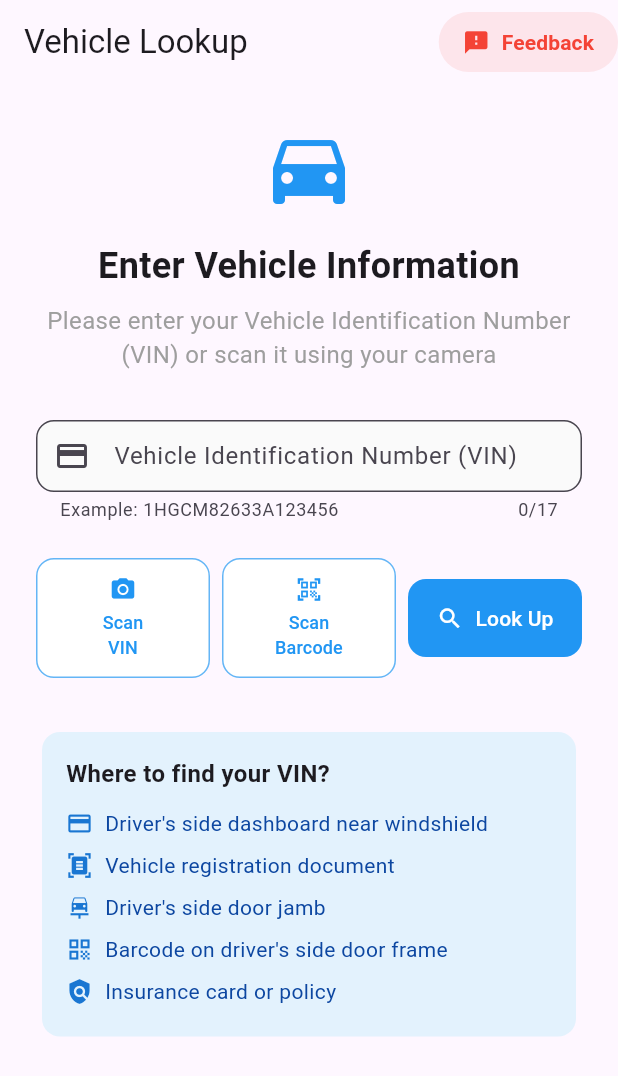
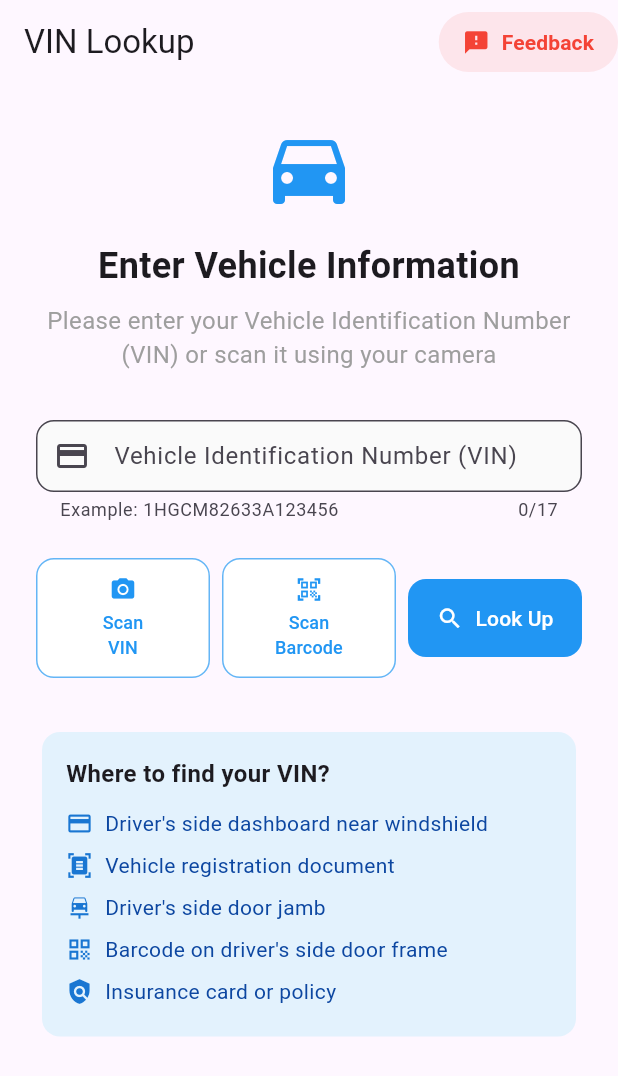
Before and after one commit to rayboorsma1960/vin_lookup, a Flutter app: the screen it shows after launch, on a phone screen of 412 x 824 dp. Shown: the top 1076 px of the screen. Run offline on Flutter 3.47's test engine with Material 3 defaults, Android fonts, the phone set to English and light mode, and no system bars; our stand-ins replace connectivity_plus, image_picker; missing offline and left inert: barcode_scan2, google_mlkit_text_recognition.

Commit message:
vin error message bug corrected

```diff
--- a/lib/features/vin_lookup/vin_input_screen.dart
+++ b/lib/features/vin_lookup/vin_input_screen.dart
@@ -33,7 +33,7 @@ class _VinInputScreenState extends State<VinInputScreen> {
   Widget build(BuildContext context) {
     return Scaffold(
       appBar: AppBar(
-        title: const Text('Vehicle Lookup'),
+        title: const Text('VIN Lookup'),
         elevation: 0,
         actions: [
           TextButton.icon(
@@ -387,6 +387,7 @@ class _VinInputScreenState extends State<VinInputScreen> {
             setState(() {
               _vinController.text = potentialVin;
               _errorMessage = null;
+              _formKey.currentState?.validate();  // Add this line
             });
             return;
           }
@@ -515,6 +516,7 @@ class _VinInputScreenState extends State<VinInputScreen> {
             setState(() {
               _vinController.text = vin;
               _errorMessage = null;
+              _formKey.currentState?.validate();  // Add this line
             });
           } else {
             String? suggestion = VinValidator.suggestCorrection(vin);
```
